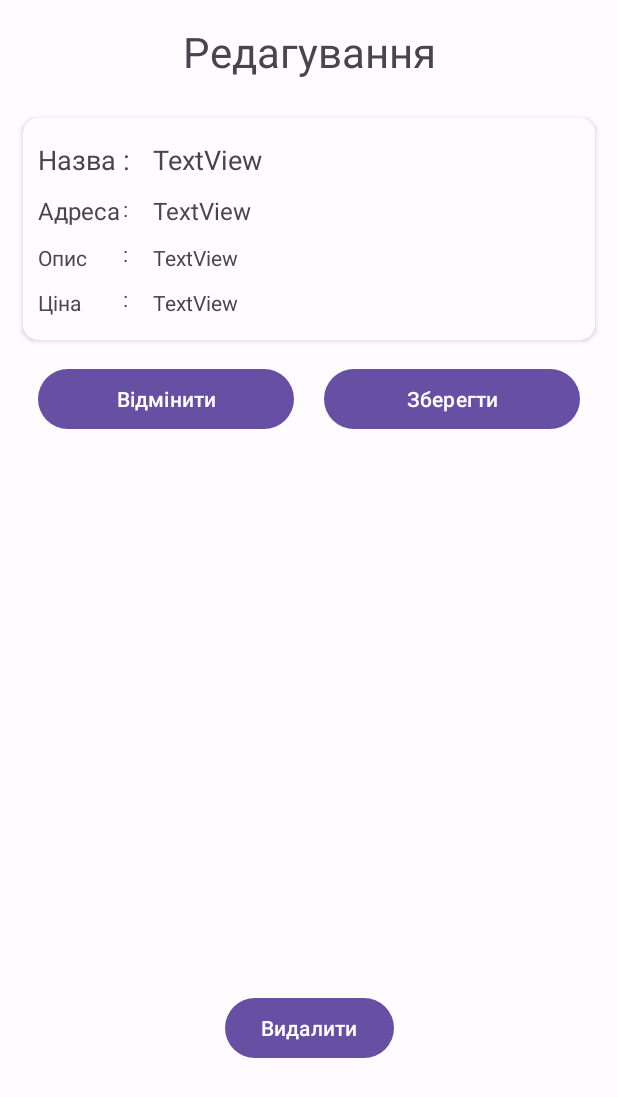
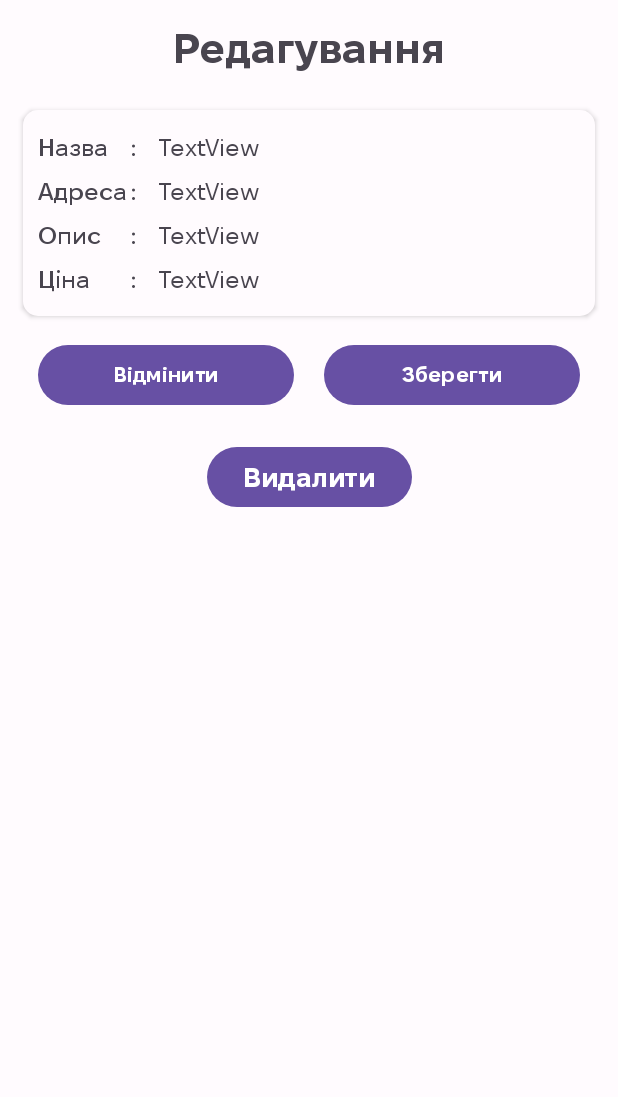
Before and after one commit to kizukkk/e-potreba, an Android app: the layout fragment_marker_edit.xml on its own in the app's theme, with its tools: preview values and no code run, on a phone screen of 412 x 824 dp. Shown: the top 1097 px of the screen. Run offline under Robolectric (Android 15) with nearby library versions, the phone set to English and light mode, and no system bars.

Commit message:
added: fixel font family

```diff
--- a/app/src/main/res/layout/activity_location_grant_notification.xml
+++ b/app/src/main/res/layout/activity_location_grant_notification.xml
@@ -40,7 +40,7 @@
         android:layout_height="wrap_content"
         android:layout_marginTop="35dp"
         android:fontFamily="@font/fixel_display_family"
-        android:text="Надати права"
+        android:text="@string/activity_location_grand"
         android:textSize="20sp"
         android:textStyle="bold"
         app:layout_constraintEnd_toEndOf="parent"
--- a/app/src/main/res/layout/dialog_fragment_edit_marker.xml
+++ b/app/src/main/res/layout/dialog_fragment_edit_marker.xml
@@ -1,7 +1,6 @@
 <LinearLayout xmlns:android="http://schemas.android.com/apk/res/android"
     android:layout_width="wrap_content"
     android:layout_height="wrap_content"
-    android:background="@drawable/bg_border_marker_card_info"
     android:orientation="vertical"
     android:padding="22dp">
 
@@ -9,6 +8,7 @@
         android:id="@+id/edit_marker_new"
         android:layout_width="match_parent"
         android:layout_height="wrap_content"
+        android:fontFamily="@font/fixel_display_family"
         android:text="@string/fragment_profle_edit_new_var"
         android:textAlignment="center"
         android:textSize="28sp" />
--- a/app/src/main/res/layout/fragment_marker_edit.xml
+++ b/app/src/main/res/layout/fragment_marker_edit.xml
@@ -13,7 +13,9 @@
         android:layout_width="wrap_content"
         android:layout_height="wrap_content"
         android:layout_marginTop="15dp"
+        android:fontFamily="@font/fixel_display_family"
         android:text="Редагування"
+        android:textFontWeight="700"
         android:textSize="28sp"
         app:layout_constraintEnd_toEndOf="parent"
         app:layout_constraintStart_toStartOf="parent"
@@ -43,35 +45,45 @@
                 android:id="@+id/textView15"
                 android:layout_width="match_parent"
                 android:layout_height="wrap_content"
+                android:fontFamily="@font/fixel_display_family"
                 android:paddingTop="5dp"
                 android:paddingBottom="5dp"
                 android:text="Назва"
-                android:textSize="18sp" />
+                android:textFontWeight="500"
+                android:textSize="16sp" />
 
             <TextView
                 android:id="@+id/textView14"
                 android:layout_width="match_parent"
                 android:layout_height="wrap_content"
+                android:fontFamily="@font/fixel_display_family"
                 android:paddingTop="5dp"
                 android:paddingBottom="5dp"
                 android:text="Адреса"
+                android:textFontWeight="500"
                 android:textSize="16sp" />
 
             <TextView
                 android:id="@+id/textView12"
                 android:layout_width="match_parent"
                 android:layout_height="wrap_content"
+                android:fontFamily="@font/fixel_display_family"
                 android:paddingTop="5dp"
                 android:paddingBottom="5dp"
-                android:text="Опис" />
+                android:text="Опис"
+                android:textFontWeight="500"
+                android:textSize="16sp" />
 
             <TextView
                 android:id="@+id/textView13"
                 android:layout_width="match_parent"
                 android:layout_height="wrap_content"
+                android:fontFamily="@font/fixel_display_family"
                 android:paddingTop="5dp"
                 android:paddingBottom="5dp"
-                android:text="Ціна" />
+                android:text="Ціна"
+                android:textFontWeight="500"
+                android:textSize="16sp" />
         </LinearLayout>
 
         <LinearLayout
@@ -85,34 +97,41 @@
                 android:id="@+id/textView16"
                 android:layout_width="match_parent"
                 android:layout_height="wrap_content"
+                android:fontFamily="@font/fixel_display_family"
                 android:paddingTop="5dp"
                 android:paddingBottom="5dp"
                 android:text=":"
-                android:textSize="18sp" />
+                android:textSize="16sp" />
 
             <TextView
                 android:id="@+id/textView17"
                 android:layout_width="match_parent"
                 android:layout_height="wrap_content"
+                android:fontFamily="@font/fixel_display_family"
                 android:paddingTop="5dp"
                 android:paddingBottom="5dp"
-                android:text=":" />
+                android:text=":"
+                android:textSize="16sp" />
 
             <TextView
                 android:id="@+id/textView18"
                 android:layout_width="match_parent"
                 android:layout_height="wrap_content"
+                android:fontFamily="@font/fixel_display_family"
                 android:paddingTop="5dp"
                 android:paddingBottom="5dp"
-                android:text=":" />
+                android:text=":"
+                android:textSize="16sp" />
 
             <TextView
                 android:id="@+id/textView19"
                 android:layout_width="match_parent"
                 android:layout_height="wrap_content"
+                android:fontFamily="@font/fixel_display_family"
                 android:paddingTop="5dp"
                 android:paddingBottom="5dp"
-                android:text=":" />
+                android:text=":"
+                android:textSize="16sp" />
         </LinearLayout>
 
         <LinearLayout
@@ -127,12 +146,14 @@
                 android:padding="5dp"
                 android:singleLine="true"
                 android:text="TextView"
-                android:textSize="18sp" />
+                android:textSize="16sp"
+                android:fontFamily="@font/fixel_display_family" />
 
             <TextView
                 android:id="@+id/edit_address"
                 android:layout_width="wrap_content"
                 android:layout_height="wrap_content"
+                android:fontFamily="@font/fixel_display_family"
                 android:padding="5dp"
                 android:singleLine="true"
                 android:text="TextView"
@@ -142,16 +163,20 @@
                 android:id="@+id/edit_about"
                 android:layout_width="wrap_content"
                 android:layout_height="wrap_content"
+                android:fontFamily="@font/fixel_display_family"
                 android:padding="5dp"
                 android:singleLine="true"
-                android:text="TextView" />
+                android:text="TextView"
+                android:textSize="16sp" />
 
             <TextView
                 android:id="@+id/edit_price"
                 android:layout_width="wrap_content"
                 android:layout_height="wrap_content"
+                android:fontFamily="@font/fixel_display_family"
                 android:padding="5dp"
-                android:text="TextView" />
+                android:text="TextView"
+                android:textSize="16sp" />
 
         </LinearLayout>
 
@@ -175,7 +200,9 @@
             android:layout_height="wrap_content"
             android:layout_margin="10dp"
             android:layout_weight="1"
-            android:text="Відмінити" />
+            android:fontFamily="@font/fixel_display_family"
+            android:text="Відмінити"
+            android:textStyle="bold" />
 
         <Button
             android:id="@+id/but_edit_save"
@@ -183,7 +210,9 @@
             android:layout_height="wrap_content"
             android:layout_margin="10dp"
             android:layout_weight="1"
-            android:text="Зберегти" />
+            android:fontFamily="@font/fixel_display_family"
+            android:text="Зберегти"
+            android:textStyle="bold" />
     </LinearLayout>
 
     <Button
@@ -192,12 +221,13 @@
         android:layout_height="wrap_content"
         android:layout_margin="10dp"
         android:layout_weight="1"
+        android:fontFamily="@font/fixel_display_family"
         android:text="Видалити"
-        app:layout_constraintBottom_toBottomOf="parent"
+        android:textSize="18sp"
+        android:textStyle="bold"
         app:layout_constraintEnd_toEndOf="parent"
         app:layout_constraintStart_toStartOf="parent"
-        app:layout_constraintTop_toBottomOf="@+id/linearLayout7"
-        app:layout_constraintVertical_bias="0.77" />
+        app:layout_constraintTop_toBottomOf="@+id/linearLayout7" />
 
 
 </androidx.constraintlayout.widget.ConstraintLayout>
```
